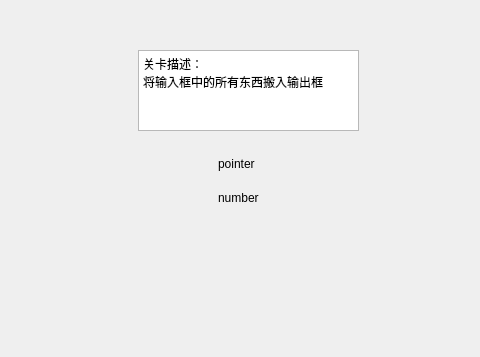
Qt form ui/hrm_ui.ui (ccnuktd/hrm_python) before a commit; both pictures show x 132 to 612 and y 0 to 357 of the 1075 by 871 pixel window.
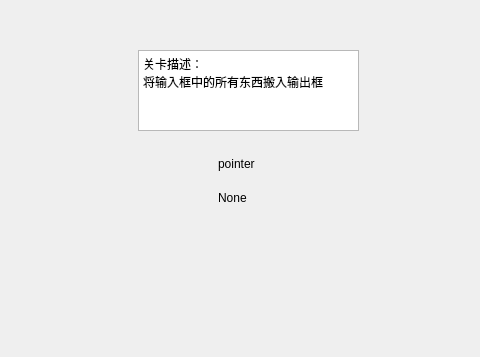
The same form after that commit. Custom widgets are drawn as their Qt base class.

Diff of the .ui file:
```diff
--- a/ui/hrm_ui.ui
+++ b/ui/hrm_ui.ui
@@ -196,7 +196,7 @@
      <item>
       <widget class="Pointer" name="u_pointer">
        <property name="text">
-        <string>number</string>
+        <string>None</string>
        </property>
       </widget>
      </item>
```
